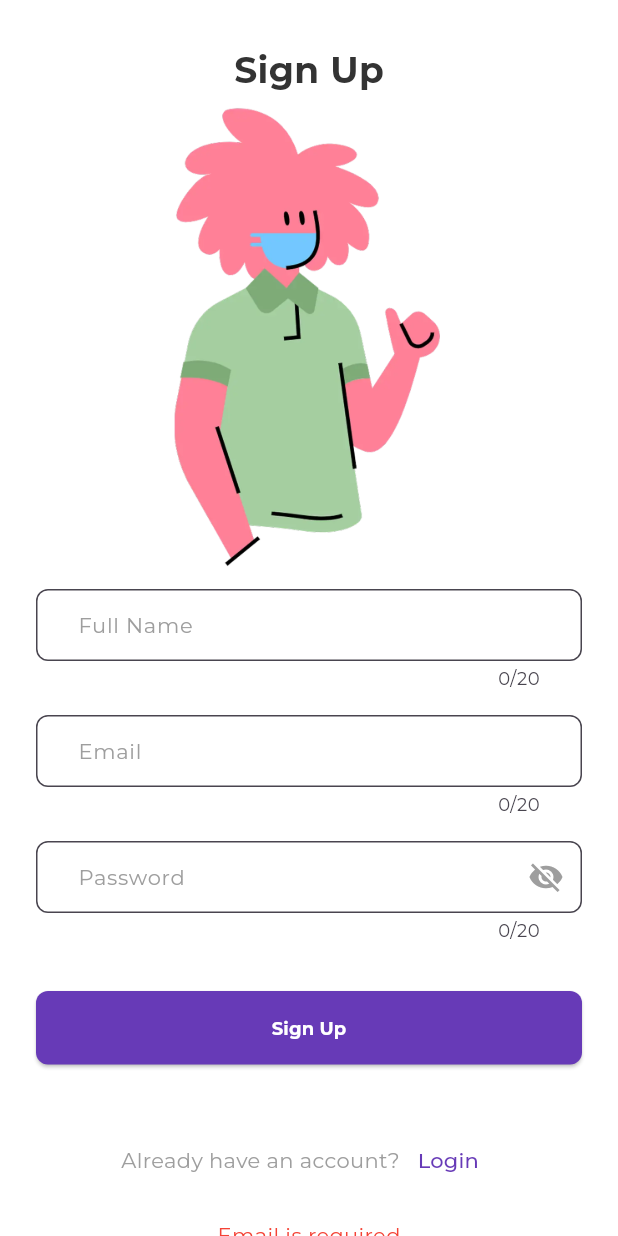
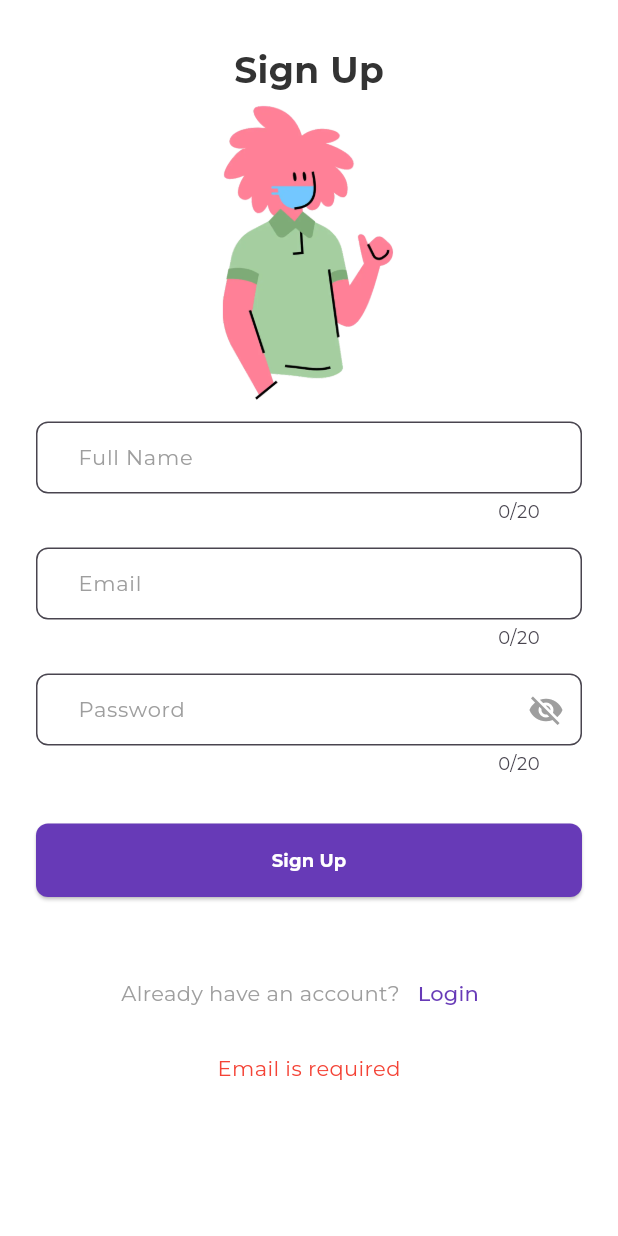
Before and after one commit to Aslmmon/ServiceReservationApp, a Flutter app: the screen it shows after launch, after a tap on "Login", after a tap on "Sign Up", on a phone screen of 412 x 824 dp. Run offline on Flutter 3.47's test engine with Material 3 defaults, Android fonts, the phone set to English and light mode, and no system bars; our stand-ins replace cloud_firestore, firebase_auth, firebase_core, flutter_dotenv, get, google_fonts and 2 more; accounts and stored records are empty.

Commit message:
fix ui issues

```diff
--- a/lib/presentation/auth/login_screen.dart
+++ b/lib/presentation/auth/login_screen.dart
@@ -20,7 +20,7 @@ class LoginScreen extends GetView<AuthController> {
       backgroundColor: Colors.white,
       body: SingleChildScrollView(
         child: Padding(
-          padding: const EdgeInsets.all(12.0),
+          padding: const EdgeInsets.all(24.0),
           child: Column(
             crossAxisAlignment: CrossAxisAlignment.center,
             children: [
@@ -29,7 +29,8 @@ class LoginScreen extends GetView<AuthController> {
               Text(AppStrings.login, style: AppTextStyles.heading),
               const SizedBox(height: 5),
               Image.asset(
-                AppAssets.logo, // Path to your SVG file
+                AppAssets.logo,
+                height: 200,
               ),
               const SizedBox(height: 5),
               ReusableTextField(
--- a/lib/presentation/auth/register_screen.dart
+++ b/lib/presentation/auth/register_screen.dart
@@ -44,7 +44,8 @@ class RegisterScreen extends GetView<AuthController> {
               const SizedBox(height: 5),
               // Image
               Image.asset(
-               AppAssets.logo, // Replace with your actual signup illustration
+                AppAssets.logo,
+                height: 200, // Replace with your actual signup illustration
               ),
               const SizedBox(height: 5),
               ReusableTextField(
```
